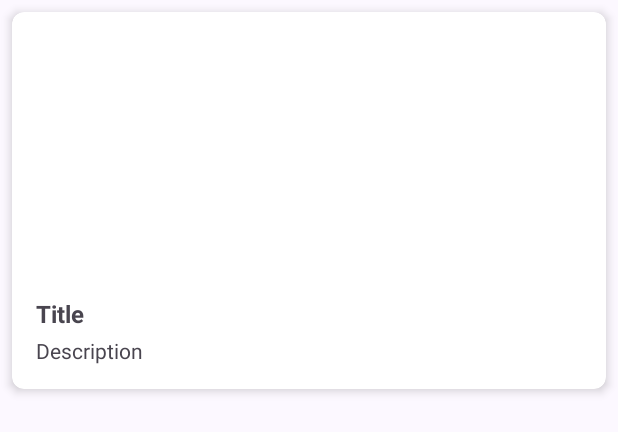
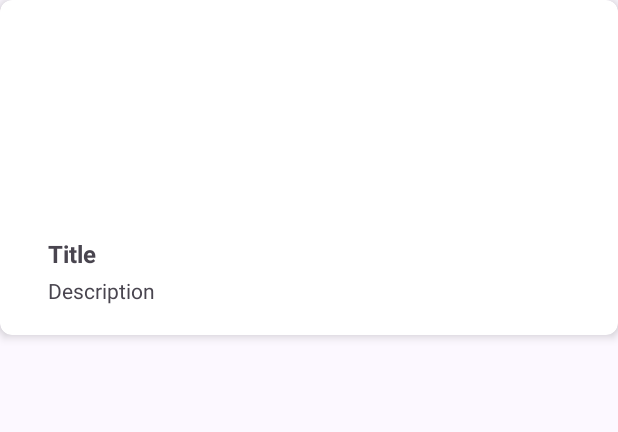
Before and after one commit to aldirahmanhh/FishMate, an Android app: the layout item_news.xml on its own in the app's theme, with its tools: preview values and no code run, on a phone screen of 412 x 824 dp. Shown: the top 432 px of the screen. Run offline under Robolectric (Android 15) with nearby library versions, the phone set to English and light mode, and no system bars.

Commit message:
Ui update on news

```diff
--- a/FishMate/app/src/main/res/layout/item_news.xml
+++ b/FishMate/app/src/main/res/layout/item_news.xml
@@ -4,25 +4,23 @@
     xmlns:tools="http://schemas.android.com/tools"
     android:layout_width="match_parent"
     android:layout_height="wrap_content"
-    android:layout_margin="8dp"
     app:cardCornerRadius="8dp"
     app:cardElevation="4dp">
 
-    <LinearLayout
+    <androidx.constraintlayout.widget.ConstraintLayout
         android:orientation="vertical"
         android:layout_width="match_parent"
         android:layout_height="wrap_content"
-        android:padding="16dp">
+        >
 
         <ImageView
             android:id="@+id/ivImage"
             android:layout_width="match_parent"
             android:layout_height="150dp"
-            android:layout_marginTop="8dp"
             android:layout_marginBottom="8dp"
-            android:layout_gravity="center"
             android:contentDescription="@string/image"
-            android:scaleType="fitCenter" />
+            android:scaleType="centerCrop"
+            app:layout_constraintTop_toTopOf="parent"/>
 
         <TextView
             android:id="@+id/tvTitle"
@@ -30,9 +28,12 @@
             android:layout_height="wrap_content"
             android:text="@string/title"
             android:maxLines="1"
+            android:layout_marginStart="32dp"
+            android:layout_marginEnd="32dp"
             android:textStyle="bold"
             android:textSize="16sp"
-            android:layout_marginTop="8dp"/>
+            android:layout_marginTop="8dp"
+            app:layout_constraintTop_toBottomOf="@id/ivImage"/>
 
         <TextView
             android:id="@+id/tvDescription"
@@ -41,8 +42,13 @@
             android:maxLines="1"
             android:text="@string/description"
             android:textSize="14sp"
-            android:layout_marginTop="4dp"/>
+            android:layout_marginStart="32dp"
+            android:layout_marginEnd="32dp"
+            android:layout_marginBottom="20dp"
+            android:layout_marginTop="4dp"
+            app:layout_constraintTop_toBottomOf="@id/tvTitle"
+            app:layout_constraintBottom_toBottomOf="parent"/>
 
-    </LinearLayout>
+    </androidx.constraintlayout.widget.ConstraintLayout>
 
 </androidx.cardview.widget.CardView>
```
Also changed, not shown: FishMate/app/src/main/res/layout/fragment_home.xml (+18 -8 lines).
